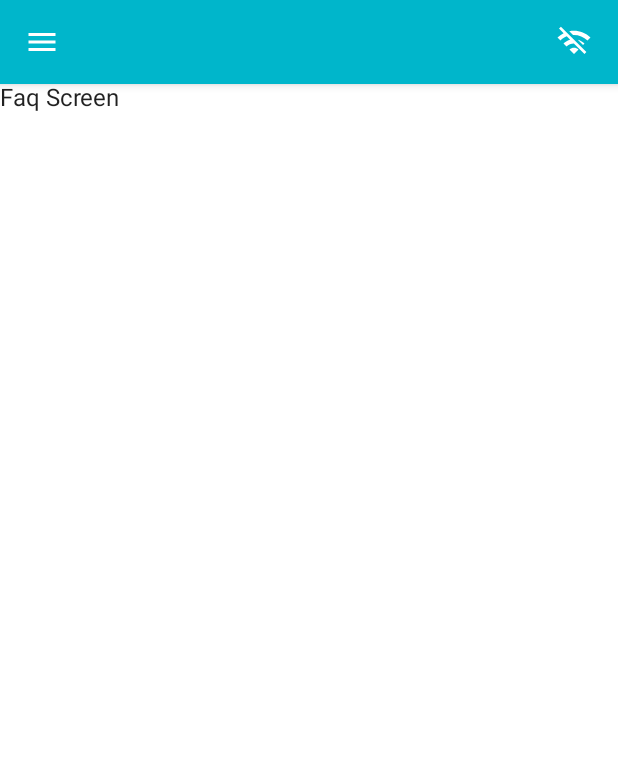
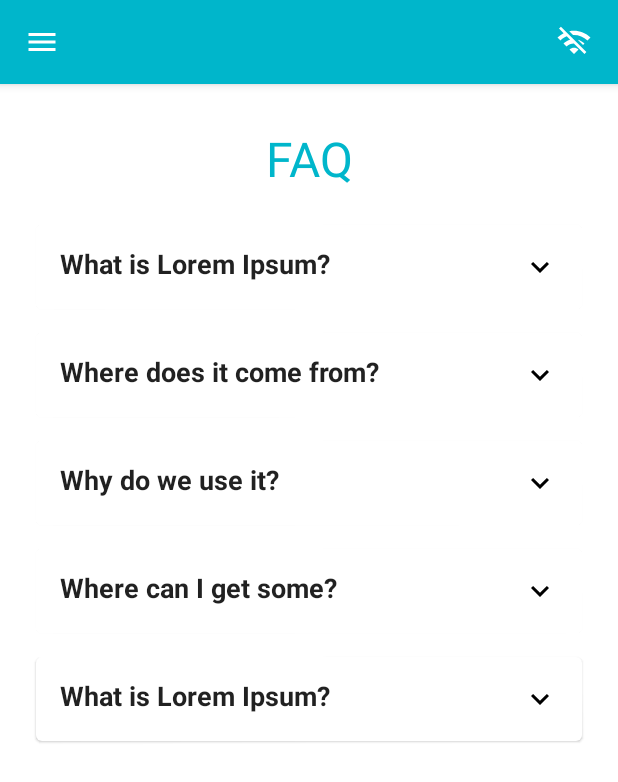
Before and after one commit to RedouanBouziza/VrijeUniversiteit-AMS-APP, an Android app built with Jetpack Compose: the Faq screen opened through its navigation route, on a phone screen of 412 x 824 dp. Shown: the top 782 px of the screen. Run offline under Robolectric (Android 15) with nearby library versions, the phone set to English and light mode, and no system bars; our stand-ins replace livedata-compose; libraries missing offline, so code that uses them is left out: com.scichart.charting, com.scichart.core, com.scichart.data, com.scichart.drawing.

Commit message:
Made the faq page

```diff
--- a/app/src/main/java/com/example/vu/ui/screens/faq/Faq.kt
+++ b/app/src/main/java/com/example/vu/ui/screens/faq/Faq.kt
@@ -1,10 +1,99 @@
 package com.example.vu.ui.screens.faq
 
-import androidx.compose.material.Text
-import androidx.compose.runtime.Composable
+import android.annotation.SuppressLint
+import androidx.compose.foundation.background
+import androidx.compose.foundation.clickable
+import androidx.compose.foundation.layout.*
+import androidx.compose.material.*
+import androidx.compose.material.icons.Icons
+import androidx.compose.material.icons.filled.KeyboardArrowDown
+import androidx.compose.material.icons.filled.KeyboardArrowUp
+import androidx.compose.runtime.*
+import androidx.compose.ui.Alignment
+import androidx.compose.ui.Modifier
+import androidx.compose.ui.graphics.Color
+import androidx.compose.ui.res.colorResource
+import androidx.compose.ui.text.font.FontWeight
+import androidx.compose.ui.unit.dp
+import androidx.compose.ui.unit.sp
 import androidx.navigation.NavHostController
+import com.example.vu.R
+
+@SuppressLint("UnusedMaterialScaffoldPaddingParameter")
+@Composable
+fun Faq(navController: NavHostController) {
+    Column(
+        modifier = Modifier
+            .background(Color.White)
+            .fillMaxWidth()
+            .padding(vertical = 32.dp)
+    ) {
+        Text(
+            text = "FAQ",
+            modifier = Modifier.align(Alignment.CenterHorizontally),
+            color = colorResource(id = R.color.ams),
+            fontSize = 32.sp
+        )
+        Spacer(modifier = Modifier.height(16.dp))
+        Column(modifier = Modifier.padding(horizontal = 24.dp)) {
+            FaqItem(
+                "What is Lorem Ipsum?",
+                "Lorem Ipsum is simply dummy text of the printing and typesetting industry. Lorem Ipsum has been the industry's standard dummy text ever since the 1500s, when an unknown printer took a galley of type and scrambled it to make a type specimen book."
+            )
+            FaqItem(
+                "Where does it come from?",
+                "Contrary to popular belief, Lorem Ipsum is not simply random text. It has roots in a piece of classical Latin literature from 45 BC, making it over 2000 years old."
+            )
+            FaqItem(
+                "Why do we use it?",
+                "It is a long established fact that a reader will be distracted by the readable content of a page when looking at its layout. The point of using Lorem Ipsum is that it has a more-or-less normal distribution of letters, as opposed to using 'Content here, content here."
+            )
+            FaqItem(
+                "Where can I get some?",
+                "There are many variations of passages of Lorem Ipsum available, but the majority have suffered alteration in some form, by injected humour, or randomised words which don't look even slightly believable."
+            )
+            FaqItem(
+                "What is Lorem Ipsum?",
+                "Lorem Ipsum is simply dummy text of the printing and typesetting industry. Lorem Ipsum has been the industry's standard dummy text ever since the 1500s, when an unknown printer took a galley of type and scrambled it to make a type specimen book."
+            )
+        }
+    }
+}
 
 @Composable
-fun Faq(navController: NavHostController) {
-    Text(text = "Faq Screen")
+fun FaqItem(title: String, content: String) {
+    var expanded by remember { mutableStateOf(false) }
+    Card(
+        modifier = Modifier
+            .fillMaxWidth()
+            .padding(vertical = 8.dp)
+    ) {
+        Column(modifier = Modifier.clickable { expanded = !expanded }) {
+            Row(
+                modifier = Modifier
+                    .padding(16.dp)
+                    .fillMaxWidth()
+            ) {
+                Text(
+                    text = title,
+                    fontWeight = FontWeight.Bold,
+                    fontSize = 18.sp,
+                    modifier = Modifier.weight(1f)
+                )
+                Icon(
+                    if (expanded) Icons.Filled.KeyboardArrowUp else Icons.Filled.KeyboardArrowDown,
+                    contentDescription = null,
+                    tint = MaterialTheme.colors.onSurface
+                )
+            }
+            if (expanded) {
+                Text(
+                    text = content,
+                    modifier = Modifier.padding(16.dp),
+                    fontSize = 14.sp,
+                    lineHeight = 20.sp
+                )
+            }
+        }
+    }
 }
```
